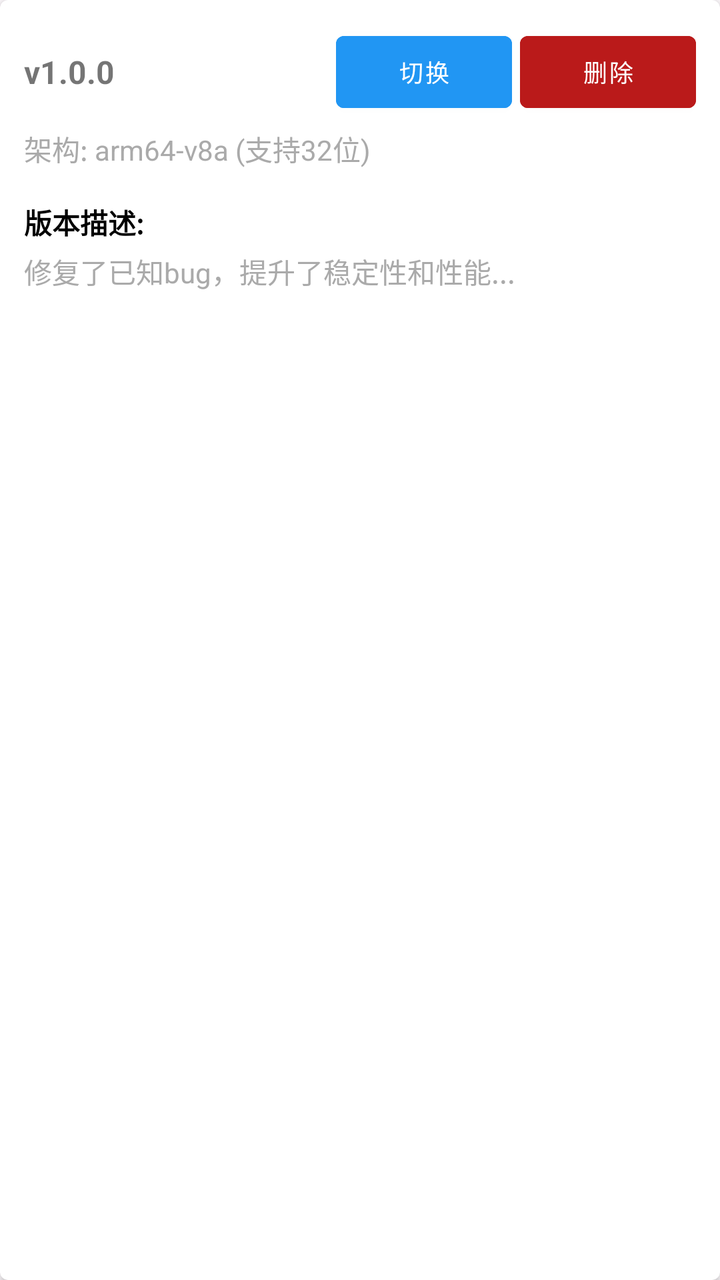
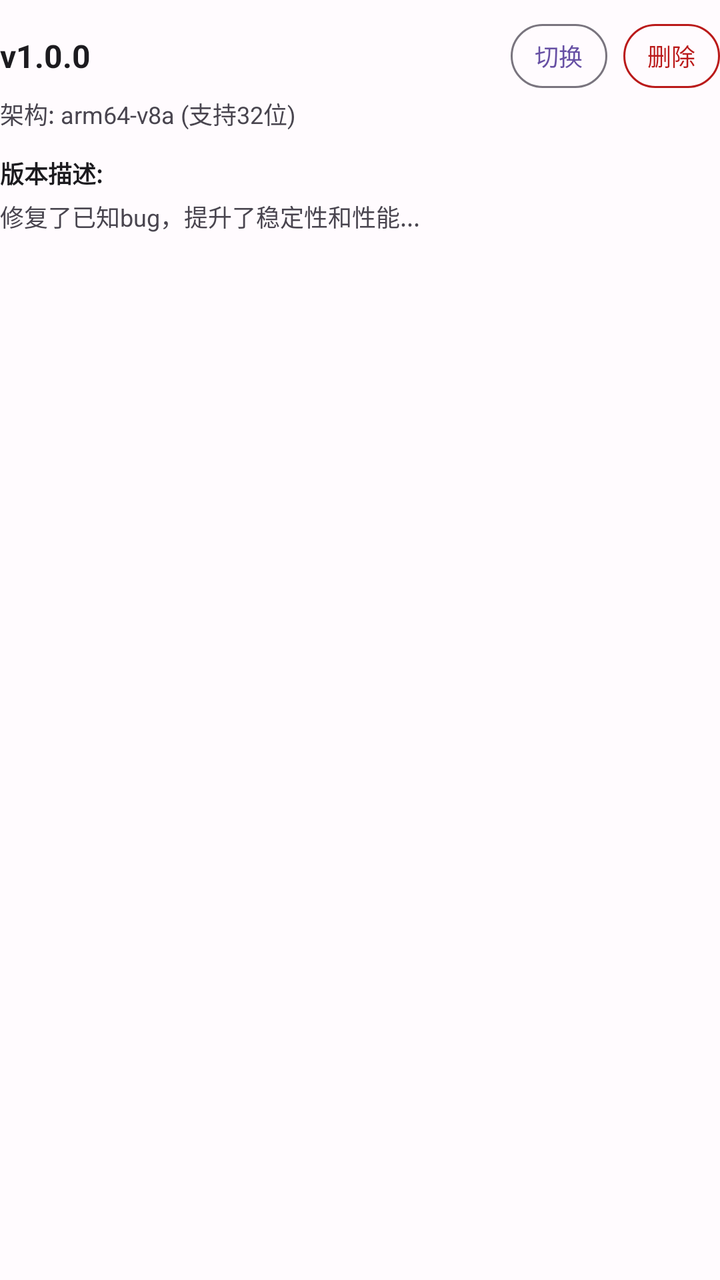

An Android layout rendered at two revisions. The XML below is the earlier revision; the diff shows what the commit changed to produce the second picture.
<!-- AndroidManifest.xml: application theme Theme.Albatross -->
<!-- res/layout/item_server_version.xml -->
<?xml version="1.0" encoding="utf-8"?>
<androidx.cardview.widget.CardView xmlns:android="http://schemas.android.com/apk/res/android"
    xmlns:app="http://schemas.android.com/apk/res-auto"
    android:layout_width="match_parent"
    android:layout_height="wrap_content"
    android:layout_marginBottom="8dp"
    app:cardCornerRadius="4dp"
    app:cardElevation="2dp">

    <LinearLayout
        android:layout_width="match_parent"
        android:layout_height="wrap_content"
        android:orientation="vertical"
        android:padding="12dp">

        <LinearLayout
            android:layout_width="match_parent"
            android:layout_height="wrap_content"
            android:gravity="center_vertical"
            android:orientation="horizontal">

            <TextView
                android:id="@+id/tv_version"
                android:layout_width="wrap_content"
                android:layout_height="wrap_content"
                android:text="@string/version_default_text"
                android:textSize="16sp"
                android:textStyle="bold" />

            <TextView
                android:id="@+id/tv_current"
                android:layout_width="wrap_content"
                android:layout_height="wrap_content"
                android:layout_marginHorizontal="4dp"
                android:background="@drawable/current_version_bg"
                android:paddingHorizontal="6dp"
                android:paddingVertical="2dp"
                android:text="@string/current_using_tag"
                android:textColor="@color/green"
                android:textSize="12sp"
                android:visibility="gone" />

            <View
                android:layout_width="0dp"
                android:layout_height="match_parent"
                android:layout_weight="1" />

            <LinearLayout
                android:layout_width="wrap_content"
                android:layout_height="wrap_content"
                android:layout_gravity="end">

                <Button
                    android:id="@+id/btn_switch"
                    android:layout_width="wrap_content"
                    android:layout_height="wrap_content"
                    android:layout_marginEnd="4dp"
                    android:backgroundTint="@color/blue"
                    android:text="@string/switch_button"
                    android:textColor="@android:color/white"
                    android:textSize="12sp" />

                <Button
                    android:id="@+id/btn_delete"
                    android:layout_width="wrap_content"
                    android:layout_height="wrap_content"
                    android:backgroundTint="@color/red"
                    android:text="@string/delete_button_text"
                    android:textColor="@android:color/white"
                    android:textSize="12sp" />
            </LinearLayout>
        </LinearLayout>

        
        <TextView
            android:id="@+id/tv_architecture"
            android:layout_width="match_parent"
            android:layout_height="wrap_content"
            android:layout_marginTop="4dp"
            android:text="@string/architecture_support_format"
            android:textColor="@android:color/darker_gray"
            android:textSize="14sp" />

        
        <LinearLayout
            android:layout_width="match_parent"
            android:layout_height="wrap_content"
            android:layout_marginTop="8dp"
            android:orientation="vertical"
            android:paddingTop="8dp">

            <TextView
                android:layout_width="wrap_content"
                android:layout_height="wrap_content"
                android:text="@string/version_description_label"
                android:textColor="@android:color/black"
                android:textSize="14sp"
                android:textStyle="bold" />

            <TextView
                android:id="@+id/tv_description"
                android:layout_width="match_parent"
                android:layout_height="wrap_content"
                android:layout_marginTop="4dp"
                android:ellipsize="end"
                android:maxLines="3"
                android:text="@string/version_description_default_text"
                android:textColor="@android:color/darker_gray"
                android:textSize="14sp" />

            
            <Button
                android:id="@+id/btn_show_more"
                android:layout_width="wrap_content"
                android:layout_height="wrap_content"
                android:layout_marginTop="4dp"
                android:padding="0dp"
                android:text="@string/view_all_button"
                android:textSize="12sp"
                android:visibility="gone" />
        </LinearLayout>

    </LinearLayout>

</androidx.cardview.widget.CardView>
<!-- resources referenced by this layout -->
<resources>
  <color name="blue">#2196F3</color>
  <color name="green">#4CAF50</color>
  <color name="red">#BA1A1A</color>
  <!-- drawable current_version_bg (drawable) -->
  <?xml version="1.0" encoding="utf-8"?>
  <shape xmlns:android="http://schemas.android.com/apk/res/android">
      <solid android:color="@color/green_light" />
      <stroke
          android:width="1dp"
          android:color="@color/green" />
      <corners android:radius="12dp" />
  </shape>
  <style name="Theme.Albatross" parent="Theme.MaterialComponents.DayNight.NoActionBar">
          
          <item name="colorPrimary">@color/primary</item>
          <item name="colorPrimaryVariant">@color/primary_dark</item>
          <item name="colorOnPrimary">@color/on_primary</item>
          
          
          <item name="colorSecondary">@color/secondary</item>
          <item name="colorSecondaryVariant">@color/secondary</item>
          <item name="colorOnSecondary">@color/on_secondary</item>
          
          
          <item name="colorError">@color/error</item>
          <item name="colorOnError">@color/on_error</item>
          
          
          <item name="android:colorBackground">@color/background</item>
          <item name="colorSurface">@color/surface</item>
          <item name="colorOnSurface">@color/on_surface</item>
          
          
          <item name="android:statusBarColor">@android:color/transparent</item>
          <item name="android:windowLightStatusBar">true</item>
          <item name="android:navigationBarColor">@android:color/transparent</item>
          <item name="android:windowLightNavigationBar">false</item>
          
          
          <item name="windowActionBarOverlay">false</item>
          <item name="android:textAllCaps">false</item>
      </style>
  <color name="green_light">#E8F5E9</color>
  <color name="primary_dark">#4F378B</color>
  <!-- unchanged entries left out for length: 17 -->
</resources>

<!-- the commit's change to res/layout/item_server_version.xml (unified diff, before → after) -->
@@ -1,125 +1,97 @@
 <?xml version="1.0" encoding="utf-8"?>
-<androidx.cardview.widget.CardView xmlns:android="http://schemas.android.com/apk/res/android"
-    xmlns:app="http://schemas.android.com/apk/res-auto"
+<LinearLayout xmlns:android="http://schemas.android.com/apk/res/android"
     android:layout_width="match_parent"
     android:layout_height="wrap_content"
-    android:layout_marginBottom="8dp"
-    app:cardCornerRadius="4dp"
-    app:cardElevation="2dp">
+    android:orientation="vertical"
+    android:paddingTop="12dp"
+    android:paddingBottom="12dp">
 
     <LinearLayout
         android:layout_width="match_parent"
         android:layout_height="wrap_content"
-        android:orientation="vertical"
-        android:padding="12dp">
+        android:gravity="center_vertical"
+        android:orientation="horizontal">
 
-        <LinearLayout
-            android:layout_width="match_parent"
+        <TextView
+            android:id="@+id/tv_version"
+            android:layout_width="0dp"
             android:layout_height="wrap_content"
-            android:gravity="center_vertical"
-            android:orientation="horizontal">
+            android:layout_weight="1"
+            android:layout_marginEnd="8dp"
+            style="@style/TextSection"
+            android:maxLines="1"
+            android:ellipsize="end"
+            android:text="@string/version_default_text" />
 
-            <TextView
-                android:id="@+id/tv_version"
-                android:layout_width="wrap_content"
-                android:layout_height="wrap_content"
-                android:text="@string/version_default_text"
-                android:textSize="16sp"
-                android:textStyle="bold" />
+        <TextView
+            android:id="@+id/tv_current"
+            android:layout_width="wrap_content"
+            android:layout_height="wrap_content"
+            android:layout_marginStart="8dp"
+            android:background="@drawable/current_version_bg"
+            android:paddingStart="8dp"
+            android:paddingEnd="8dp"
+            android:paddingTop="2dp"
+            android:paddingBottom="2dp"
+            android:text="@string/current_using_tag"
+            style="@style/TextCaption"
+            android:textColor="?attr/colorOnSuccessContainer"
+            android:visibility="gone" />
 
-            <TextView
-                android:id="@+id/tv_current"
-                android:layout_width="wrap_content"
-                android:layout_height="wrap_content"
-                android:layout_marginHorizontal="4dp"
-                android:background="@drawable/current_version_bg"
-                android:paddingHorizontal="6dp"
-                android:paddingVertical="2dp"
-                android:text="@string/current_using_tag"
-                android:textColor="@color/green"
-                android:textSize="12sp"
-                android:visibility="gone" />
+        <View
+            android:layout_width="0dp"
+            android:layout_height="1dp"
+            android:layout_weight="1" />
 
-            <View
-                android:layout_width="0dp"
-                android:layout_height="match_parent"
-                android:layout_weight="1" />
+        <com.google.android.material.button.MaterialButton
+            android:id="@+id/btn_switch"
+            style="@style/ButtonCompact"
+            android:layout_width="wrap_content"
+            android:layout_height="wrap_content"
+            android:layout_marginEnd="8dp"
+            android:text="@string/switch_button" />
 
-            <LinearLayout
-                android:layout_width="wrap_content"
-                android:layout_height="wrap_content"
-                android:layout_gravity="end">
-
-                <Button
-                    android:id="@+id/btn_switch"
-                    android:layout_width="wrap_content"
-                    android:layout_height="wrap_content"
-                    android:layout_marginEnd="4dp"
-                    android:backgroundTint="@color/blue"
-                    android:text="@string/switch_button"
-                    android:textColor="@android:color/white"
-                    android:textSize="12sp" />
-
-                <Button
-                    android:id="@+id/btn_delete"
-                    android:layout_width="wrap_content"
-                    android:layout_height="wrap_content"
-                    android:backgroundTint="@color/red"
-                    android:text="@string/delete_button_text"
-                    android:textColor="@android:color/white"
-                    android:textSize="12sp" />
-            </LinearLayout>
-        </LinearLayout>
-
-        
-        <TextView
-            android:id="@+id/tv_architecture"
-            android:layout_width="match_parent"
+        <com.google.android.material.button.MaterialButton
+            android:id="@+id/btn_delete"
+            style="@style/ButtonCompactDanger"
+            android:layout_width="wrap_content"
             android:layout_height="wrap_content"
-            android:layout_marginTop="4dp"
-            android:text="@string/architecture_support_format"
-            android:textColor="@android:color/darker_gray"
-            android:textSize="14sp" />
-
-        
-        <LinearLayout
-            android:layout_width="match_parent"
-            android:layout_height="wrap_content"
-            android:layout_marginTop="8dp"
-            android:orientation="vertical"
-            android:paddingTop="8dp">
-
-            <TextView
-                android:layout_width="wrap_content"
-                android:layout_height="wrap_content"
-                android:text="@string/version_description_label"
-                android:textColor="@android:color/black"
-                android:textSize="14sp"
-                android:textStyle="bold" />
-
-            <TextView
-                android:id="@+id/tv_description"
-                android:layout_width="match_parent"
-                android:layout_height="wrap_content"
-                android:layout_marginTop="4dp"
-                android:ellipsize="end"
-                android:maxLines="3"
-                android:text="@string/version_description_default_text"
-                android:textColor="@android:color/darker_gray"
-                android:textSize="14sp" />
-
-            
-            <Button
-                android:id="@+id/btn_show_more"
-                android:layout_width="wrap_content"
-                android:layout_height="wrap_content"
-                android:layout_marginTop="4dp"
-                android:padding="0dp"
-                android:text="@string/view_all_button"
-                android:textSize="12sp"
-                android:visibility="gone" />
-        </LinearLayout>
-
+            android:text="@string/delete_button_text" />
     </LinearLayout>
 
-</androidx.cardview.widget.CardView>
+    <TextView
+        android:id="@+id/tv_architecture"
+        android:layout_width="match_parent"
+        android:layout_height="wrap_content"
+        android:layout_marginTop="4dp"
+        style="@style/TextCaption"
+        android:text="@string/architecture_support_format" />
+
+    <TextView
+        android:layout_width="wrap_content"
+        android:layout_height="wrap_content"
+        android:layout_marginTop="12dp"
+        android:text="@string/version_description_label"
+        style="@style/TextLabel"
+        android:textColor="?attr/colorOnSurface" />
+
+    <TextView
+        android:id="@+id/tv_description"
+        android:layout_width="match_parent"
+        android:layout_height="wrap_content"
+        android:layout_marginTop="4dp"
+        android:ellipsize="end"
+        android:maxLines="3"
+        android:text="@string/version_description_default_text"
+        style="@style/TextCaption" />
+
+    <com.google.android.material.button.MaterialButton
+        android:id="@+id/btn_show_more"
+        style="@style/ButtonTextLink"
+        android:layout_width="wrap_content"
+        android:layout_height="wrap_content"
+        android:layout_marginTop="4dp"
+        android:text="@string/view_all_button"
+        android:visibility="gone" />
+
+</LinearLayout>
<!-- resource entries referenced after the edit -->
@@ -1,49 +1,159 @@
 <!-- resources referenced by this layout -->
 <resources>
-  <color name="blue">#2196F3</color>
-  <color name="green">#4CAF50</color>
-  <color name="red">#BA1A1A</color>
   <!-- drawable current_version_bg (drawable) -->
   <?xml version="1.0" encoding="utf-8"?>
-  <shape xmlns:android="http://schemas.android.com/apk/res/android">
-      <solid android:color="@color/green_light" />
-      <stroke
-          android:width="1dp"
-          android:color="@color/green" />
-      <corners android:radius="12dp" />
+  <shape xmlns:android="http://schemas.android.com/apk/res/android"
+      android:shape="rectangle">
+      <solid android:color="?attr/colorSuccessContainer" />
+      <corners android:radius="8dp" />
   </shape>
-  <style name="Theme.Albatross" parent="Theme.MaterialComponents.DayNight.NoActionBar">
+  <style name="ButtonCompact" parent="Widget.Material3.Button.OutlinedButton">
+          <item name="strokeColor">?attr/colorOutline</item>
+          <item name="android:textColor">?attr/colorPrimary</item>
+          <item name="android:textAllCaps">false</item>
+          <item name="android:textSize">12sp</item>
+          <item name="android:minWidth">0dp</item>
+          <item name="android:minHeight">32dp</item>
+          <item name="android:insetTop">0dp</item>
+          <item name="android:insetBottom">0dp</item>
+          <item name="android:paddingStart">12dp</item>
+          <item name="android:paddingEnd">12dp</item>
+          <item name="android:paddingTop">0dp</item>
+          <item name="android:paddingBottom">0dp</item>
+      </style>
+  <style name="ButtonCompactDanger" parent="ButtonCompact">
+          <item name="strokeColor">?attr/colorError</item>
+          <item name="android:textColor">?attr/colorError</item>
+      </style>
+  <style name="ButtonTextLink" parent="Widget.Material3.Button.TextButton">
+          <item name="android:textColor">?attr/colorPrimary</item>
+          <item name="android:textAllCaps">false</item>
+          <item name="android:textSize">12sp</item>
+          <item name="android:minWidth">0dp</item>
+          <item name="android:minHeight">32dp</item>
+          <item name="android:insetTop">0dp</item>
+          <item name="android:insetBottom">0dp</item>
+          <item name="android:paddingStart">8dp</item>
+          <item name="android:paddingEnd">8dp</item>
+      </style>
+  <style name="TextCaption" parent="Widget.MaterialComponents.TextView">
+          <item name="android:textColor">?attr/colorOnSurfaceVariant</item>
+          <item name="android:textSize">12sp</item>
+          <item name="android:lineSpacingExtra">2dp</item>
+      </style>
+  <style name="TextLabel" parent="Widget.MaterialComponents.TextView">
+          <item name="android:textColor">?attr/colorOnSurfaceVariant</item>
+          <item name="android:textSize">12sp</item>
+          <item name="android:textStyle">bold</item>
+      </style>
+  <style name="TextSection" parent="Widget.MaterialComponents.TextView">
+          <item name="android:textColor">?attr/colorOnSurface</item>
+          <item name="android:textSize">16sp</item>
+          <item name="android:textStyle">bold</item>
+      </style>
+  <style name="Theme.Albatross" parent="Base.Theme.Albatross">
+          <item name="android:windowLightStatusBar">true</item>
+          <item name="android:windowLightNavigationBar">true</item>
+      </style>
+  <style name="Base.Theme.Albatross" parent="Theme.Material3.DayNight.NoActionBar">
           
           <item name="colorPrimary">@color/primary</item>
-          <item name="colorPrimaryVariant">@color/primary_dark</item>
           <item name="colorOnPrimary">@color/on_primary</item>
-          
-          
+          <item name="colorPrimaryContainer">@color/primary_container</item>
+          <item name="colorOnPrimaryContainer">@color/on_primary_container</item>
           <item name="colorSecondary">@color/secondary</item>
-          <item name="colorSecondaryVariant">@color/secondary</item>
           <item name="colorOnSecondary">@color/on_secondary</item>
-          
-          
+          <item name="colorSecondaryContainer">@color/secondary_container</item>
+          <item name="colorOnSecondaryContainer">@color/on_secondary_container</item>
+          <item name="colorTertiary">@color/tertiary</item>
+          <item name="colorOnTertiary">@color/on_tertiary</item>
+          <item name="colorTertiaryContainer">@color/tertiary_container</item>
+          <item name="colorOnTertiaryContainer">@color/on_tertiary_container</item>
           <item name="colorError">@color/error</item>
           <item name="colorOnError">@color/on_error</item>
-          
-          
+          <item name="colorErrorContainer">@color/error_container</item>
+          <item name="colorOnErrorContainer">@color/on_error_container</item>
           <item name="android:colorBackground">@color/background</item>
+          <item name="colorOnBackground">@color/on_background</item>
           <item name="colorSurface">@color/surface</item>
           <item name="colorOnSurface">@color/on_surface</item>
+          <item name="colorSurfaceVariant">@color/surface_variant</item>
+          <item name="colorOnSurfaceVariant">@color/on_surface_variant</item>
+          <item name="colorOutline">@color/outline</item>
+          <item name="colorOutlineVariant">@color/outline_variant</item>
+          <item name="colorSurfaceContainerLowest">@color/surface_container_lowest</item>
+          <item name="colorSurfaceContainerLow">@color/surface_container_low</item>
+          <item name="colorSurfaceContainer">@color/surface_container</item>
+          <item name="colorSurfaceContainerHigh">@color/surface_container_high</item>
+          <item name="colorSurfaceContainerHighest">@color/surface_container_highest</item>
           
+          <item name="colorSuccess">@color/success</item>
+          <item name="colorOnSuccess">@color/on_success</item>
+          <item name="colorSuccessContainer">@color/success_container</item>
+          <item name="colorOnSuccessContainer">@color/on_success_container</item>
+          <item name="colorWarning">@color/warning</item>
+          <item name="colorOnWarning">@color/on_warning</item>
+          <item name="colorWarningContainer">@color/warning_container</item>
+          <item name="colorOnWarningContainer">@color/on_warning_container</item>
+          <item name="colorInfo">@color/info</item>
+          <item name="colorOnInfo">@color/on_info</item>
+          <item name="colorInfoContainer">@color/info_container</item>
+          <item name="colorOnInfoContainer">@color/on_info_container</item>
+          
+          <item name="shapeAppearanceSmallComponent">@style/ShapeAppearance.Albatross.Small</item>
+          <item name="shapeAppearanceMediumComponent">@style/ShapeAppearance.Albatross.Medium</item>
+          <item name="shapeAppearanceLargeComponent">@style/ShapeAppearance.Albatross.Large</item>
           
           <item name="android:statusBarColor">@android:color/transparent</item>
-          <item name="android:windowLightStatusBar">true</item>
           <item name="android:navigationBarColor">@android:color/transparent</item>
-          <item name="android:windowLightNavigationBar">false</item>
-          
-          
-          <item name="windowActionBarOverlay">false</item>
-          <item name="android:textAllCaps">false</item>
+          <item name="android:windowBackground">@color/background</item>
+          <item name="android:enforceStatusBarContrast" tools:targetApi="q">false</item>
+          <item name="android:enforceNavigationBarContrast" tools:targetApi="q">false</item>
       </style>
-  <color name="green_light">#E8F5E9</color>
-  <color name="primary_dark">#4F378B</color>
+  <color name="primary_container">#EADDFF</color>
+  <color name="on_primary_container">#21005D</color>
+  <color name="secondary_container">#E8DEF8</color>
+  <color name="on_secondary_container">#1D192B</color>
+  <color name="tertiary">#7D5260</color>
+  <color name="on_tertiary">#FFFFFF</color>
+  <color name="tertiary_container">#FFD8E4</color>
+  <color name="on_tertiary_container">#31111D</color>
+  <color name="error_container">#FFDAD6</color>
+  <color name="on_error_container">#410002</color>
+  <color name="on_background">#1C1B1F</color>
+  <color name="surface_variant">#E7E0EC</color>
+  <color name="on_surface_variant">#49454F</color>
+  <color name="outline">#79747E</color>
+  <color name="outline_variant">#CAC4D0</color>
+  <color name="surface_container_lowest">#FFFFFF</color>
+  <color name="surface_container_low">#F7F2FA</color>
+  <color name="surface_container">#F3EDF7</color>
+  <color name="surface_container_high">#ECE6F0</color>
+  <color name="surface_container_highest">#E6E0E9</color>
+  <color name="success">#4CAF50</color>
+  <color name="on_success">#FFFFFF</color>
+  <color name="success_container">#E8F5E9</color>
+  <color name="on_success_container">#1B5E20</color>
+  <color name="warning">#FF9800</color>
+  <color name="on_warning">#FFFFFF</color>
+  <color name="warning_container">#FFF3E0</color>
+  <color name="on_warning_container">#7A4100</color>
+  <color name="info">#2196F3</color>
+  <color name="on_info">#FFFFFF</color>
+  <color name="info_container">#E3F2FD</color>
+  <color name="on_info_container">#0D47A1</color>
+  <style name="ShapeAppearance.Albatross.Small" parent="">
+          <item name="cornerFamily">rounded</item>
+          <item name="cornerSize">8dp</item>
+      </style>
+  <style name="ShapeAppearance.Albatross.Medium" parent="">
+          <item name="cornerFamily">rounded</item>
+          <item name="cornerSize">12dp</item>
+      </style>
+  <style name="ShapeAppearance.Albatross.Large" parent="">
+          <item name="cornerFamily">rounded</item>
+          <item name="cornerSize">16dp</item>
+      </style>
   <!-- unchanged entries left out for length: 17 -->
 </resources>
 
